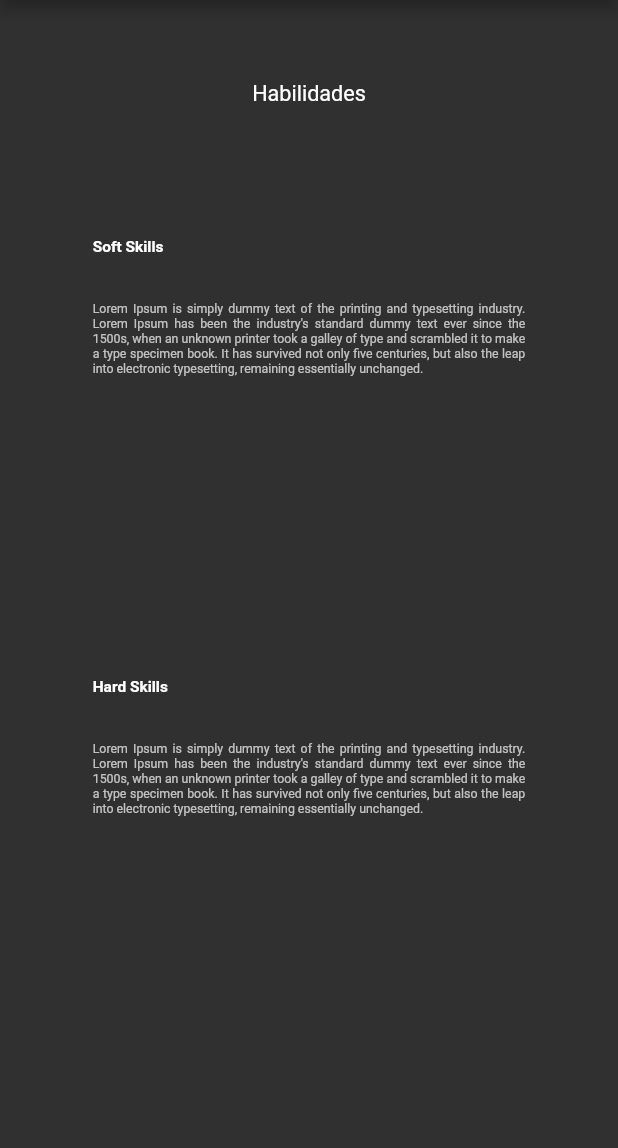
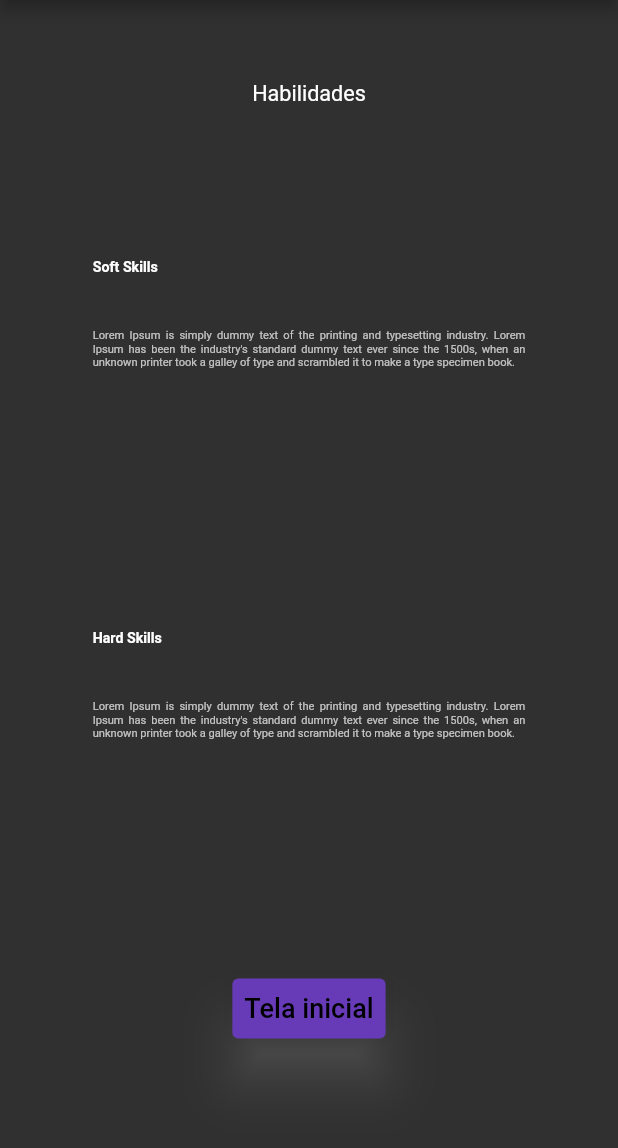
Before and after one commit to LoNobre/portifolio_web, a Flutter app: the screen it shows after launch, item 2 of the bottom bar chosen, on a phone screen of 412 x 824 dp, the part 84-1232 px from its top. Run offline on Flutter 3.47's test engine with Material 2 defaults, Android fonts, the light colour scheme and no system bars; our stand-ins replace go_router.

Commit message:
Criação de botão de retorno para tela inicial

```diff
--- a/lib/pages/skills.dart
+++ b/lib/pages/skills.dart
@@ -92,23 +92,23 @@ class _SkillsState extends State<Skills> {
                         Text('Soft Skills',
                           textAlign: TextAlign.left,
                           style: TextStyle(
-                            fontSize: size.width * 0.025,
+                            fontSize: size.width * 0.023,
                             fontWeight: FontWeight.w600,
                         ),
                         ),
                       ],
                     ),
                   ),
-                  Expanded(flex: 3, child: Container(
+                  Expanded(flex: 2, child: Container(
                     child: Center(
                       child: SizedBox(
-                        height: size.height * 0.5,
+                        height: size.height * 0.45,
                         width: size.width * 0.75,
-                        child: Text("Lorem Ipsum is simply dummy text of the printing and typesetting industry. Lorem Ipsum has been the industry's standard dummy text ever since the 1500s, when an unknown printer took a galley of type and scrambled it to make a type specimen book. It has survived not only five centuries, but also the leap into electronic typesetting, remaining essentially unchanged.",
+                        child: Text("Lorem Ipsum is simply dummy text of the printing and typesetting industry. Lorem Ipsum has been the industry's standard dummy text ever since the 1500s, when an unknown printer took a galley of type and scrambled it to make a type specimen book.",
                           textAlign: TextAlign.justify,
                           style: TextStyle(
                             color: Colors.white70,
-                            fontSize: size.width * 0.02,
+                            fontSize: size.width * 0.018,
                           ),
                         ),
                       ),
@@ -122,28 +122,68 @@ class _SkillsState extends State<Skills> {
                         Text('Hard Skills',
                           textAlign: TextAlign.left,
                           style: TextStyle(
-                            fontSize: size.width * 0.025,
+                            fontSize: size.width * 0.023,
                             fontWeight: FontWeight.w600,
                           ),
                         ),
                       ],
                     ),
                   ),
-                  Expanded(flex: 3, child: Container(
+                  Expanded(flex: 2, child: Container(
                     child: Center(
                       child: SizedBox(
-                        height: size.height * 0.5,
+                        height: size.height * 0.45,
                         width: size.width * 0.75,
-                        child: Text("Lorem Ipsum is simply dummy text of the printing and typesetting industry. Lorem Ipsum has been the industry's standard dummy text ever since the 1500s, when an unknown printer took a galley of type and scrambled it to make a type specimen book. It has survived not only five centuries, but also the leap into electronic typesetting, remaining essentially unchanged.",
+                        child: Text("Lorem Ipsum is simply dummy text of the printing and typesetting industry. Lorem Ipsum has been the industry's standard dummy text ever since the 1500s, when an unknown printer took a galley of type and scrambled it to make a type specimen book.",
                           textAlign: TextAlign.justify,
                           style: TextStyle(
                             color: Colors.white70,
-                            fontSize: size.width * 0.02,
+                            fontSize: size.width * 0.018,
                           ),
                         ),
                       ),
                     ),
                   ),
+                  ),
+                  Expanded(
+                    flex: 1,
+                    child: Column(
+                      mainAxisAlignment: MainAxisAlignment.spaceAround,
+                      crossAxisAlignment: CrossAxisAlignment.center,
+                      children: [
+                        Container(
+                          padding: EdgeInsets.all(8.0),
+                          child: Column(
+                            mainAxisAlignment: MainAxisAlignment.spaceAround,
+                            crossAxisAlignment: CrossAxisAlignment.center,
+                            children: [
+                              Row(
+                                mainAxisAlignment: MainAxisAlignment.spaceAround,
+                                children: <Widget>[
+                                  SizedBox(
+                                    height: 40,
+                                    child: TextButton(
+                                      style: TextButton.styleFrom(
+                                          backgroundColor: Colors.deepPurple,
+                                          elevation: 15,
+                                          shadowColor: Colors.grey),
+                                      child: const Text(
+                                        'Tela inicial',
+                                        style: TextStyle(
+                                          fontSize: 18,
+                                          color: Colors.black,
+                                        ),
+                                      ),
+                                      onPressed: () => GoRouter.of(context).go('/'),
+                                    ),
+                                  ),
+                                ],
+                              ),
+                            ],
+                          ),
+                        ),
+                      ],
+                    ),
                   ),
                 ],
               ),
```
Also changed, not shown: lib/pages/about.dart (+40 -0 lines), lib/pages/informationsCollege.dart (+40 -0 lines), assets/images/about.jpg (added).
